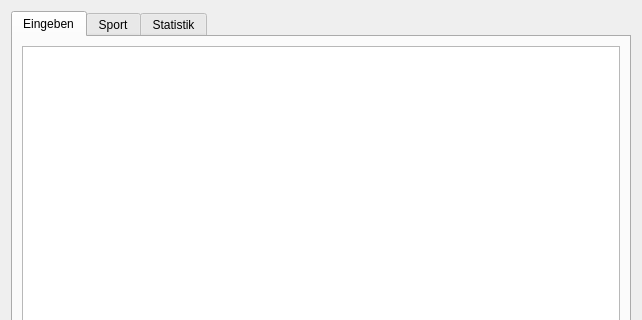
Before: the Qt Designer form findandreplacedlg.ui in cniehaus/tomate, drawn with Qt 5; both pictures show x 0 to 642 and y 0 to 320 of the 642 by 611 pixel window.
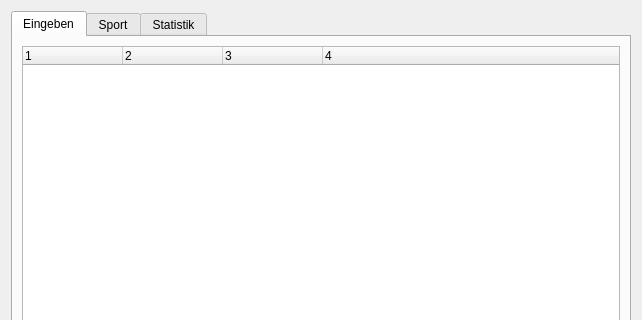
After: the same form once the commit is applied.

Commit message: Quite a good start. PyQt4 is nice

Diff of the .ui file:
```diff
--- a/findandreplacedlg.ui
+++ b/findandreplacedlg.ui
@@ -24,7 +24,28 @@
       </attribute>
       <layout class="QGridLayout" >
        <item row="0" column="0" colspan="3" >
-        <widget class="QTreeView" name="treeView" />
+        <widget class="QTreeWidget" name="treeWidget" >
+         <column>
+          <property name="text" >
+           <string>1</string>
+          </property>
+         </column>
+         <column>
+          <property name="text" >
+           <string>2</string>
+          </property>
+         </column>
+         <column>
+          <property name="text" >
+           <string>3</string>
+          </property>
+         </column>
+         <column>
+          <property name="text" >
+           <string>4</string>
+          </property>
+         </column>
+        </widget>
        </item>
        <item row="1" column="0" >
         <widget class="QDoubleSpinBox" name="doubleSpinBox" >
```
The commit also changes 1 other file.
